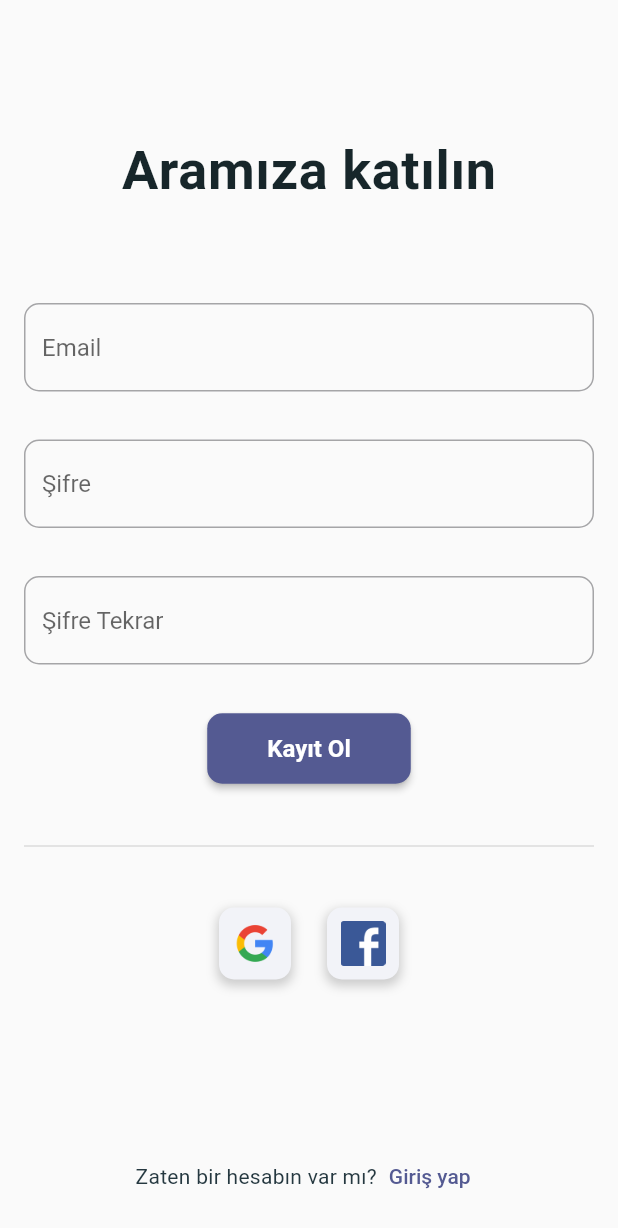
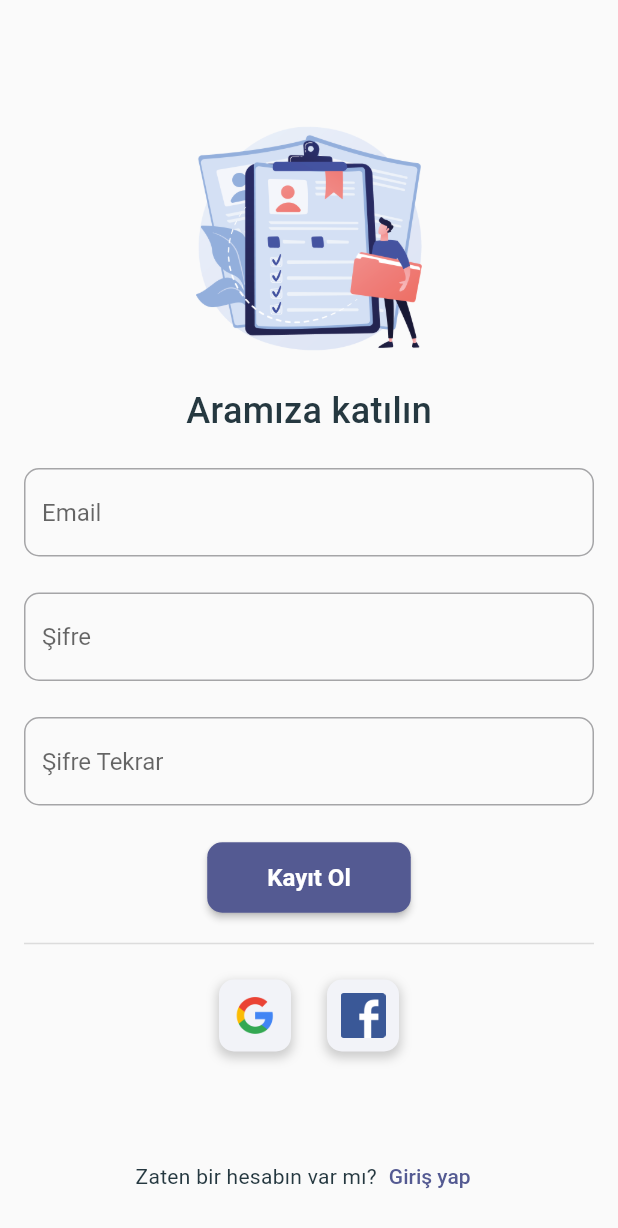
Before and after one commit to Utku-Mese/LifeSync, a Flutter app: the screen it shows after launch, after a tap on "Kayıt ol", on a phone screen of 412 x 824 dp. Shown: the top 1228 px of the screen. Run offline on Flutter 3.47's test engine with Material 3 defaults, Android fonts, the phone set to English and light mode, and no system bars; missing offline and left inert: expandable_fab_lite.

Commit message:
add image for signup screen

```diff
--- a/lib/main.dart
+++ b/lib/main.dart
@@ -4,7 +4,6 @@ import 'package:flutter/material.dart';
 import 'package:flutter/services.dart';
 import 'package:life_sync/utils/app_theme.dart';
 import 'package:life_sync/views/authentication/login_screen.dart';
-import 'package:life_sync/views/home_screen.dart';
 import 'package:flutter/foundation.dart' show kIsWeb;
 
 void main() async {
--- a/lib/views/authentication/login_screen.dart
+++ b/lib/views/authentication/login_screen.dart
@@ -14,25 +14,23 @@ class LoginScreen extends StatelessWidget {
   @override
   Widget build(BuildContext context) {
     return Scaffold(
+      resizeToAvoidBottomInset: false,
       body: Column(
         children: [
           Padding(
             padding: const EdgeInsets.only(top: 100.0, bottom: 32.0),
             child: Image.asset('assets/images/login.png', height: 200.0),
           ),
-          /* const Padding(
-            padding: EdgeInsets.only(bottom: 12.0, left: 16.0),
-            child: Align(
-              alignment: Alignment.centerLeft,
-              child: Text(
-                'Hesabınıza giriş yapın',
-                style: TextStyle(
-                  fontSize: 24.0,
-                  fontWeight: FontWeight.w500,
-                ),
+          const Padding(
+            padding: EdgeInsets.only(bottom: 12.0),
+            child: Text(
+              'Hesabınıza giriş yapın',
+              style: TextStyle(
+                fontSize: 22.0,
+                fontWeight: FontWeight.w500,
               ),
             ),
-          ), */
+          ),
           Padding(
             padding: const EdgeInsets.all(16.0),
             child: MyTextField(
--- a/lib/views/authentication/signup_screen.dart
+++ b/lib/views/authentication/signup_screen.dart
@@ -14,40 +14,52 @@ class SignupScreen extends StatelessWidget {
   @override
   Widget build(BuildContext context) {
     return Scaffold(
+      resizeToAvoidBottomInset: false,
       body: Padding(
-        padding: const EdgeInsets.only(top: 100.0),
+        padding: const EdgeInsets.only(top: 60.0),
         child: Column(
           children: [
-            Padding(
-              padding: const EdgeInsets.only(bottom: 54.0),
+            Image.asset(
+              'assets/images/signup.png',
+              height: 200.0,
+            ),
+            const Padding(
+              padding: EdgeInsets.only(bottom: 12.0),
               child: Text(
                 'Aramıza katılın',
-                style: Theme.of(context).textTheme.headlineMedium,
+                style: TextStyle(
+                  fontSize: 24.0,
+                  fontWeight: FontWeight.w500,
+                ),
               ),
             ),
             Padding(
-              padding: const EdgeInsets.all(16.0),
+              padding:
+                  const EdgeInsets.symmetric(horizontal: 16.0, vertical: 12.0),
               child: MyTextField(
                 emailController: emailController,
                 text: 'Email',
               ),
             ),
             Padding(
-              padding: const EdgeInsets.all(16.0),
+              padding:
+                  const EdgeInsets.symmetric(horizontal: 16.0, vertical: 12.0),
               child: MyTextField(
                 emailController: passwordController,
                 text: 'Şifre',
               ),
             ),
             Padding(
-              padding: const EdgeInsets.all(16.0),
+              padding:
+                  const EdgeInsets.symmetric(horizontal: 16.0, vertical: 12.0),
               child: MyTextField(
                 emailController: confirmPasswordController,
                 text: 'Şifre Tekrar',
               ),
             ),
             Padding(
-              padding: const EdgeInsets.all(16.0),
+              padding:
+                  const EdgeInsets.symmetric(horizontal: 16.0, vertical: 12.0),
               child: ElevatedButton(
                 onPressed: () {},
                 style: ButtonStyle(
@@ -74,7 +86,6 @@ class SignupScreen extends StatelessWidget {
               indent: 16.0,
               endIndent: 16.0,
               thickness: 1.0,
-              height: 50.0,
             ),
             const Padding(
               padding: EdgeInsets.all(16.0),
```
Also changed, not shown: assets/images/signup.png (added).
